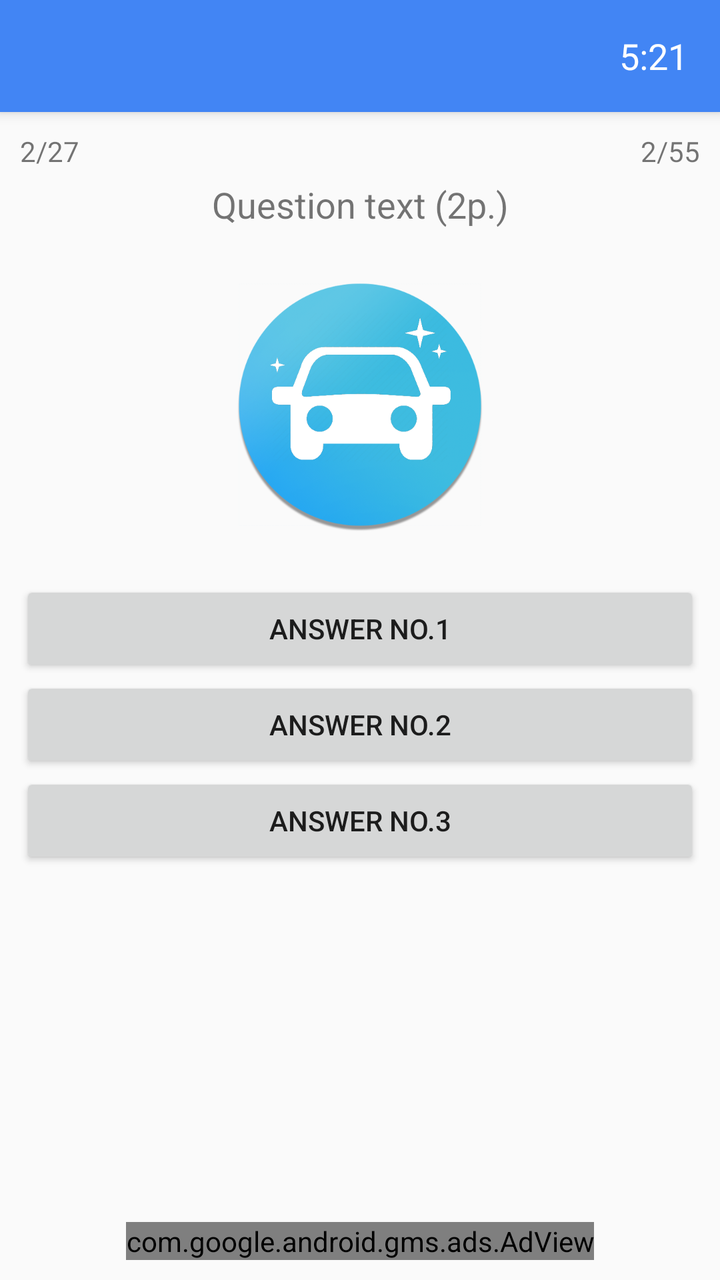
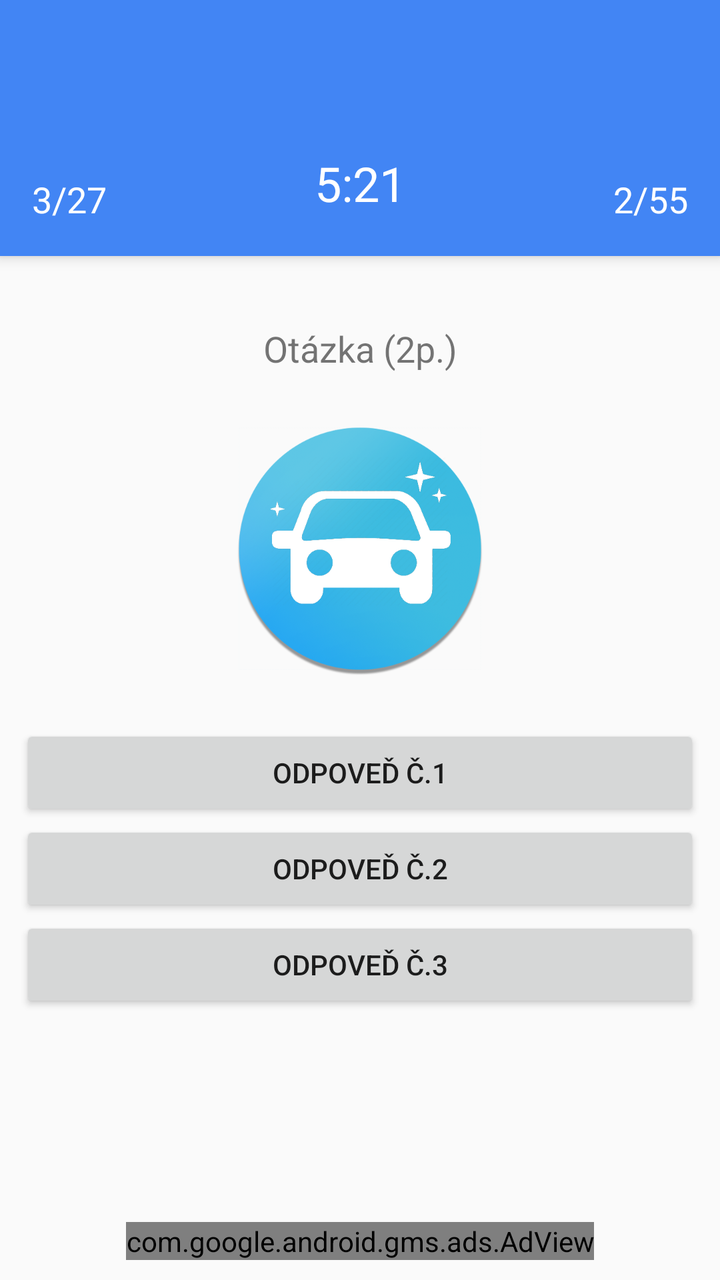

Compare the two renders of this Android layout. The source of the first and the diff that turns it into the second are given below.
<!-- AndroidManifest.xml: application theme MyTheme.Light -->
<!-- res/layout/app_bar_test.xml -->
<?xml version="1.0" encoding="utf-8"?>
<android.support.design.widget.CoordinatorLayout
    xmlns:android="http://schemas.android.com/apk/res/android"
    xmlns:app="http://schemas.android.com/apk/res-auto"
    xmlns:tools="http://schemas.android.com/tools"
    android:layout_width="match_parent"
    android:layout_height="match_parent"
    android:fitsSystemWindows="true"
    tools:context=".TestActivity">

    <android.support.design.widget.AppBarLayout
        android:layout_width="match_parent"
        android:layout_height="wrap_content"
        android:theme="@style/MyTheme.AppBarOverlay">

        <android.support.v7.widget.Toolbar
            android:id="@+id/toolbar"
            android:layout_width="match_parent"
            android:layout_height="?attr/actionBarSize"
            android:background="?attr/colorPrimary"
            app:popupTheme="@style/MyTheme.PopupOverlay">

            
            <TextView
                android:id="@+id/elapsed_time"
                android:layout_width="wrap_content"
                android:layout_height="wrap_content"
                android:layout_gravity="end"
                android:layout_marginEnd="16dp"
                android:layout_marginRight="16dp"
                android:gravity="end"
                android:text="5:21"
                android:textColor="#ffffff"
                android:textSize="18sp"/>

        </android.support.v7.widget.Toolbar>

    </android.support.design.widget.AppBarLayout>

    <include layout="@layout/fragment_test"/>

</android.support.design.widget.CoordinatorLayout>
<!-- res/layout/fragment_test.xml (included above) -->
<RelativeLayout xmlns:ads="http://schemas.android.com/apk/res-auto"
                xmlns:android="http://schemas.android.com/apk/res/android"
                xmlns:app="http://schemas.android.com/apk/res-auto"
                xmlns:tools="http://schemas.android.com/tools"
                android:layout_width="match_parent"
                android:layout_height="match_parent"
                android:background="?android:attr/windowBackground"
                android:paddingBottom="@dimen/activity_vertical_margin"
                android:paddingLeft="@dimen/activity_horizontal_margin"
                android:paddingRight="@dimen/activity_horizontal_margin"
                android:paddingTop="@dimen/activity_vertical_margin"
                app:layout_behavior="@string/appbar_scrolling_view_behavior"
                tools:context=".TestActivityFragment">

    
    <TextView
        android:id="@+id/question_counter"
        android:layout_width="wrap_content"
        android:layout_height="wrap_content"
        android:text="2/27"/>

    
    <TextView
        android:id="@+id/points_counter"
        android:layout_width="wrap_content"
        android:layout_height="wrap_content"
        android:layout_alignParentEnd="true"
        android:layout_alignParentRight="true"
        android:text="2/55"/>

    
    <TextView
        android:id="@+id/question_text"
        android:layout_width="match_parent"
        android:layout_height="wrap_content"
        android:layout_marginTop="24dp"
        android:gravity="center_horizontal"
        android:text="Question text (2p.)"
        android:textSize="18sp"/>

    <ImageView
        android:layout_width="128dp"
        android:layout_height="128dp"
        android:layout_below="@id/question_text"
        android:layout_centerHorizontal="true"
        android:layout_marginTop="24dp"
        android:src="@drawable/app_icon"/>

    
    <LinearLayout
        android:layout_width="match_parent"
        android:layout_height="wrap_content"
        android:layout_below="@id/question_text"
        android:layout_marginTop="176dp"
        android:orientation="vertical">

        <Button
            android:id="@+id/button1"
            android:layout_width="match_parent"
            android:layout_height="wrap_content"
            android:text="Answer no.1"/>

        <Button
            android:id="@+id/button2"
            android:layout_width="match_parent"
            android:layout_height="wrap_content"
            android:text="Answer no.2"/>

        <Button
            android:id="@+id/button3"
            android:layout_width="match_parent"
            android:layout_height="wrap_content"
            android:text="Answer no.3"/>

    </LinearLayout>

    <com.google.android.gms.ads.AdView
        android:id="@+id/adView"
        android:layout_width="wrap_content"
        android:layout_height="wrap_content"
        android:layout_alignParentBottom="true"
        android:layout_centerHorizontal="true"
        ads:adSize="BANNER"
        ads:adUnitId="@string/banner_ad_unit_id"/>

</RelativeLayout>
<!-- resources referenced by this layout -->
<resources>
  <dimen name="activity_horizontal_margin">10dp</dimen>
  <dimen name="activity_vertical_margin">10dp</dimen>
  <!-- drawable app_icon: png bitmap (drawable, 141097 bytes) -->
  <string name="banner_ad_unit_id">ca-app-pub-7362127401681337/9720209806</string>
  <style name="MyTheme.AppBarOverlay" parent="ThemeOverlay.AppCompat.Dark.ActionBar" />
  <style name="MyTheme.PopupOverlay" parent="ThemeOverlay.AppCompat.Light" />
  <style name="MyTheme.Light" parent="@style/Theme.AppCompat.Light.NoActionBar">
          
          
          <item name="colorPrimary">@color/colorPrimary</item>
          <item name="colorPrimaryDark">@color/colorPrimaryDark</item>
          <item name="colorSecondary">@color/colorSecondary</item>
          <item name="colorSecondaryDark">@color/colorSecondaryDark</item>
          <item name="colorCardBackground">@color/colorCardBackground</item>
          <item name="colorNavigationDrawerBackground">@color/colorNavigationDrawerBackground</item>
      </style>
  <color name="colorPrimary" type="color">#4285F4</color>
  <color name="colorPrimaryDark" type="color">#3367D6</color>
  <color name="colorSecondary" type="color">@color/deep_teal_300</color>
  <color name="colorSecondaryDark" type="color">@color/deep_teal_500</color>
  <color name="colorCardBackground" type="color">#ffffff</color>
  <color name="colorNavigationDrawerBackground" type="color">#fafafa</color>
  <color name="deep_teal_300" type="color">#4DB6AC</color>
  <color name="deep_teal_500" type="color">#009688</color>
</resources>

<!-- the commit's change to res/layout/app_bar_test.xml (unified diff, before → after) -->
@@ -16,20 +16,46 @@
         <android.support.v7.widget.Toolbar
             android:id="@+id/toolbar"
             android:layout_width="match_parent"
-            android:layout_height="?attr/actionBarSize"
+            android:layout_height="128dp"
+            android:minHeight="?attr/actionBarSize"
             android:background="?attr/colorPrimary"
             app:popupTheme="@style/MyTheme.PopupOverlay">
+
+            
+            <TextView
+                android:id="@+id/question_counter"
+                android:layout_width="wrap_content"
+                android:layout_height="wrap_content"
+                android:layout_gravity="start|bottom"
+                android:layout_marginBottom="32dp"
+                android:gravity="start|bottom"
+                android:text="3/27"
+                android:textColor="#ffffff"
+                android:textSize="18sp"/>
 
             
             <TextView
                 android:id="@+id/elapsed_time"
                 android:layout_width="wrap_content"
                 android:layout_height="wrap_content"
-                android:layout_gravity="end"
+                android:layout_gravity="center|bottom"
+                android:layout_marginBottom="32dp"
+                android:gravity="center|bottom"
+                android:text="5:21"
+                android:textColor="#ffffff"
+                android:textSize="24sp"/>
+
+            
+            <TextView
+                android:id="@+id/points_counter"
+                android:layout_width="wrap_content"
+                android:layout_height="wrap_content"
+                android:layout_gravity="end|bottom"
                 android:layout_marginEnd="16dp"
                 android:layout_marginRight="16dp"
-                android:gravity="end"
-                android:text="5:21"
+                android:layout_marginBottom="32dp"
+                android:gravity="end|bottom"
+                android:text="2/55"
                 android:textColor="#ffffff"
                 android:textSize="18sp"/>
 
@@ -57,28 +83,12 @@
 
     
     <TextView
-        android:id="@+id/question_counter"
-        android:layout_width="wrap_content"
-        android:layout_height="wrap_content"
-        android:text="2/27"/>
-
-    
-    <TextView
-        android:id="@+id/points_counter"
-        android:layout_width="wrap_content"
-        android:layout_height="wrap_content"
-        android:layout_alignParentEnd="true"
-        android:layout_alignParentRight="true"
-        android:text="2/55"/>
-
-    
-    <TextView
         android:id="@+id/question_text"
         android:layout_width="match_parent"
         android:layout_height="wrap_content"
         android:layout_marginTop="24dp"
         android:gravity="center_horizontal"
-        android:text="Question text (2p.)"
+        android:text="Otázka (2p.)"
         android:textSize="18sp"/>
 
     <ImageView
@@ -101,19 +111,19 @@
             android:id="@+id/button1"
             android:layout_width="match_parent"
             android:layout_height="wrap_content"
-            android:text="Answer no.1"/>
+            android:text="Odpoveď č.1"/>
 
         <Button
             android:id="@+id/button2"
             android:layout_width="match_parent"
             android:layout_height="wrap_content"
-            android:text="Answer no.2"/>
+            android:text="Odpoveď č.2"/>
 
         <Button
             android:id="@+id/button3"
             android:layout_width="match_parent"
             android:layout_height="wrap_content"
-            android:text="Answer no.3"/>
+            android:text="Odpoveď č.3"/>
 
     </LinearLayout>
 
